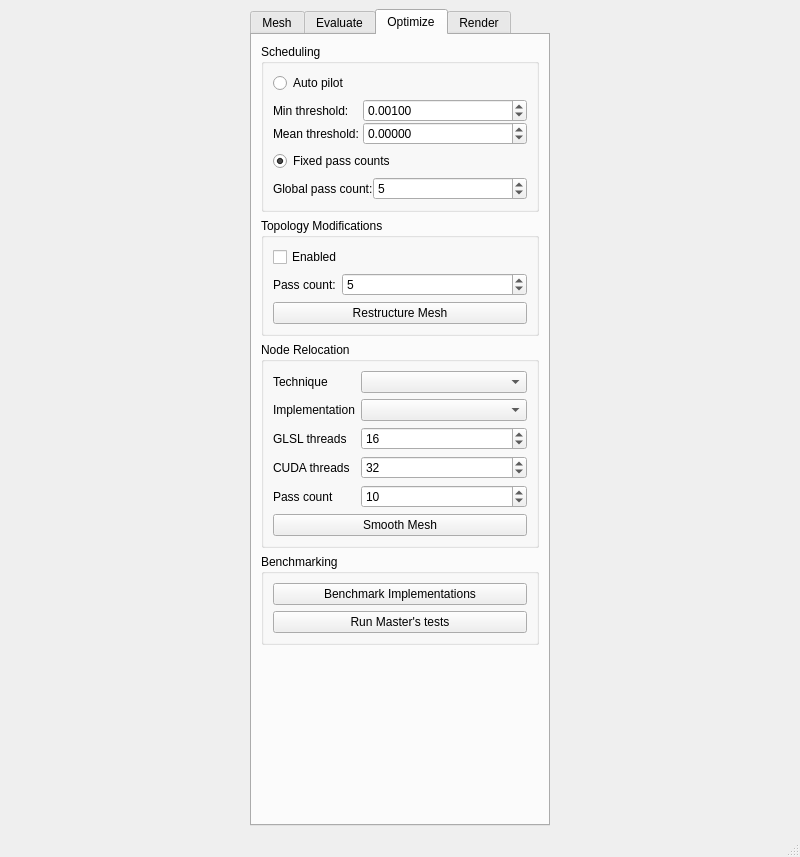
First picture: the form in UserInterface/MainWindow.ui, repository wibus/GpuMesh, before the edit.
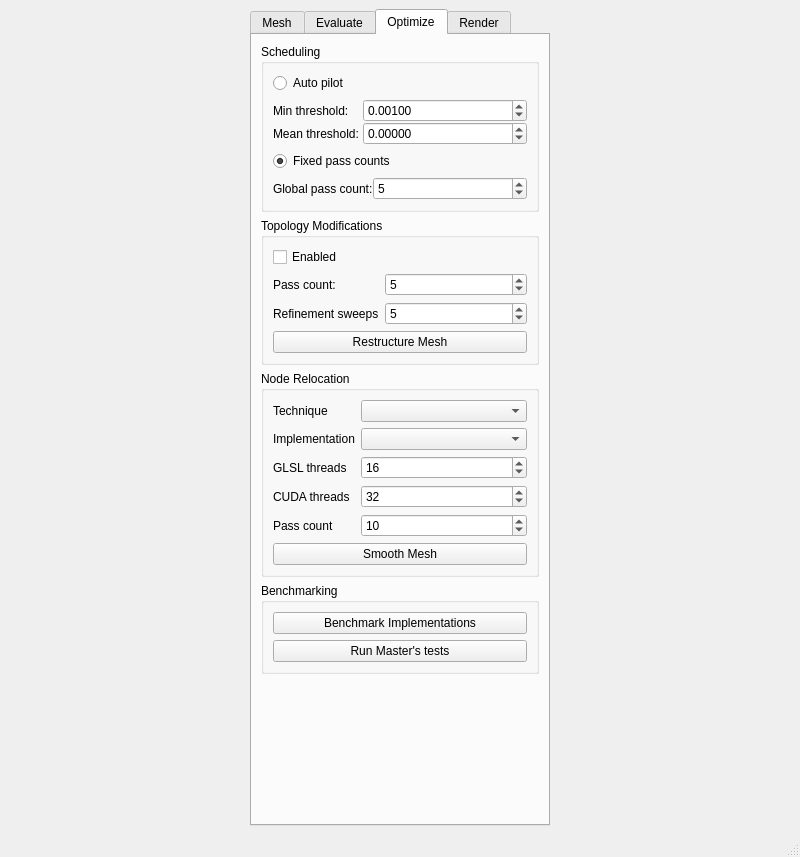
Second picture: the form after the edit. The open tabs and pages were chosen to show the change.

Commit message: Adding refinement sweep count to GUI

Patch:
```diff
--- a/UserInterface/MainWindow.ui
+++ b/UserInterface/MainWindow.ui
@@ -543,7 +543,7 @@
              </property>
             </widget>
            </item>
-           <item row="2" column="0" colspan="2">
+           <item row="4" column="0" colspan="2">
             <widget class="QPushButton" name="restructureMeshButton">
              <property name="text">
               <string>Restructure Mesh</string>
@@ -560,6 +560,26 @@
              </property>
             </widget>
            </item>
+           <item row="2" column="0">
+            <widget class="QLabel" name="refinementSweepsLabel">
+             <property name="text">
+              <string>Refinement sweeps</string>
+             </property>
+            </widget>
+           </item>
+           <item row="2" column="1">
+            <widget class="QSpinBox" name="refinementSweepsSpin">
+             <property name="minimum">
+              <number>0</number>
+             </property>
+             <property name="maximum">
+              <number>100</number>
+             </property>
+             <property name="value">
+              <number>5</number>
+             </property>
+            </widget>
+           </item>
           </layout>
          </widget>
         </item>
```
The commit also changes 10 other files.
